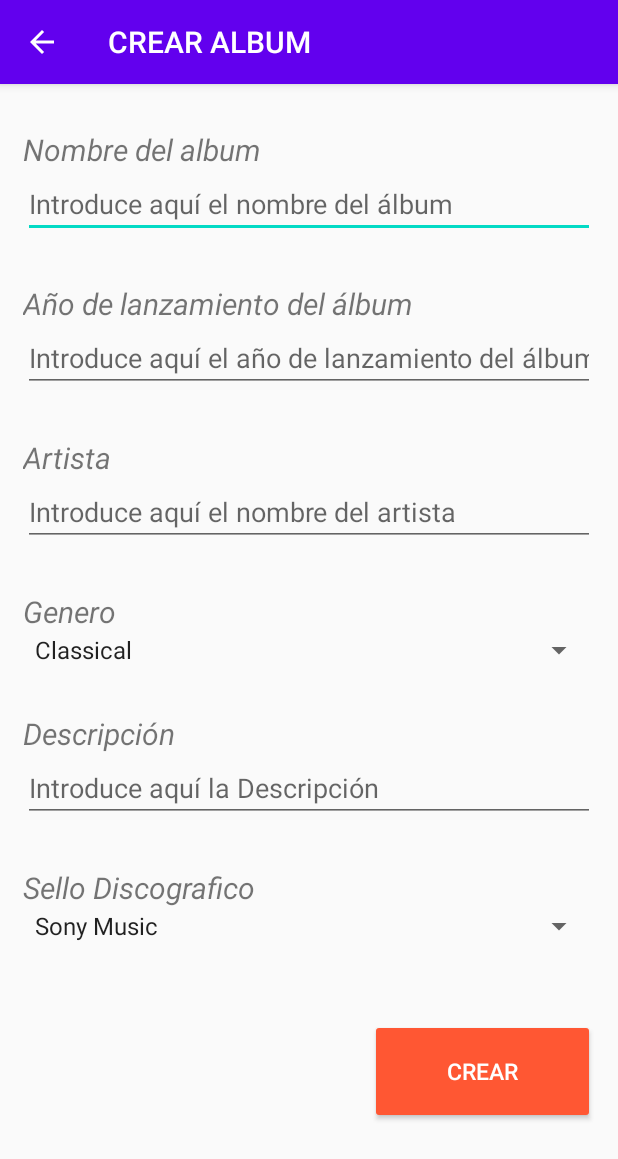
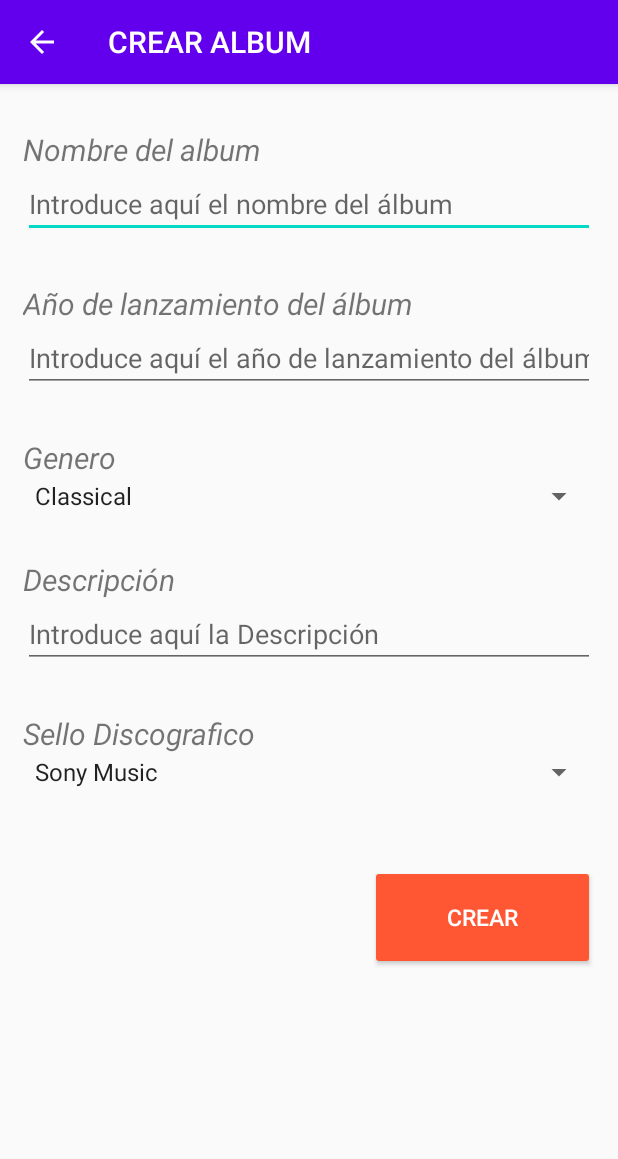
Before and after one commit to ACardenasJ/DesarrolloMovilMISO, an Android app: the CrearAlbumActivity screen opened directly, with no data from a screen before it, on a phone screen of 412 x 824 dp. Shown: the top 1159 px of the screen. Run offline under Robolectric (Android 15) with nearby library versions, the phone set to English and light mode, and no system bars; our stand-ins replace Volley; network calls fail.

Commit message:
Actualizar error de E2E CrearAlbum

```diff
--- a/app/src/main/java/com/example/movilmisodreamteam2022/ui/CrearAlbumActivity.kt
+++ b/app/src/main/java/com/example/movilmisodreamteam2022/ui/CrearAlbumActivity.kt
@@ -29,8 +29,6 @@ class CrearAlbumActivity : AppCompatActivity(){
         var parentLayout: View = findViewById(android.R.id.content)
         var EDNombreAlbum: EditText = findViewById<EditText>(R.id.EDNombreAlbum)
         var EDYearAlbum: EditText = findViewById<EditText>(R.id.EDYearAlbum)
-        var EDArtista: EditText = findViewById<EditText>(R.id.EDArtista)
-
 
         var spinnerGenero: Spinner = findViewById<Spinner>(R.id.spinnerGenero)
         ArrayAdapter.createFromResource(this, R.array.generoMusical, android.R.layout.simple_spinner_item)
--- a/app/src/main/res/layout/activity_crear_album.xml
+++ b/app/src/main/res/layout/activity_crear_album.xml
@@ -50,25 +50,6 @@
             android:layout_height="match_parent"
             android:hint="Introduce aquí el año de lanzamiento del álbum"
             android:inputType="number" />
-
-        <Space
-            android:layout_width="match_parent"
-            android:layout_height="30dp" />
-
-        <TextView
-            android:id="@+id/artista"
-            android:layout_width="match_parent"
-            android:layout_height="match_parent"
-            android:text="Artista"
-            android:textSize="20dp"
-            android:textStyle="italic" />
-
-        <EditText
-            android:id="@+id/EDArtista"
-            android:layout_width="match_parent"
-            android:layout_height="match_parent"
-            android:hint="Introduce aquí el nombre del artista"
-            android:inputType="text" />
 
         <Space
             android:layout_width="match_parent"
--- a/app/src/main/res/values/strings.xml
+++ b/app/src/main/res/values/strings.xml
@@ -9,7 +9,6 @@
 
     <string name="hello_first_fragment">Hello first fragment</string>
     <string name="hello_second_fragment">Hello second fragment. Arg: %1$s</string>
-    <!-- TODO: Remove or change this placeholder text -->
     <string name="hello_blank_fragment">Hello blank fragment</string>
 
     <string-array name="generoMusical">
```
Also changed, not shown: app/src/main/java/com/example/movilmisodreamteam2022/ui/CrearColeccionistaActivity.kt (+1 -9 lines), 3 other files.
